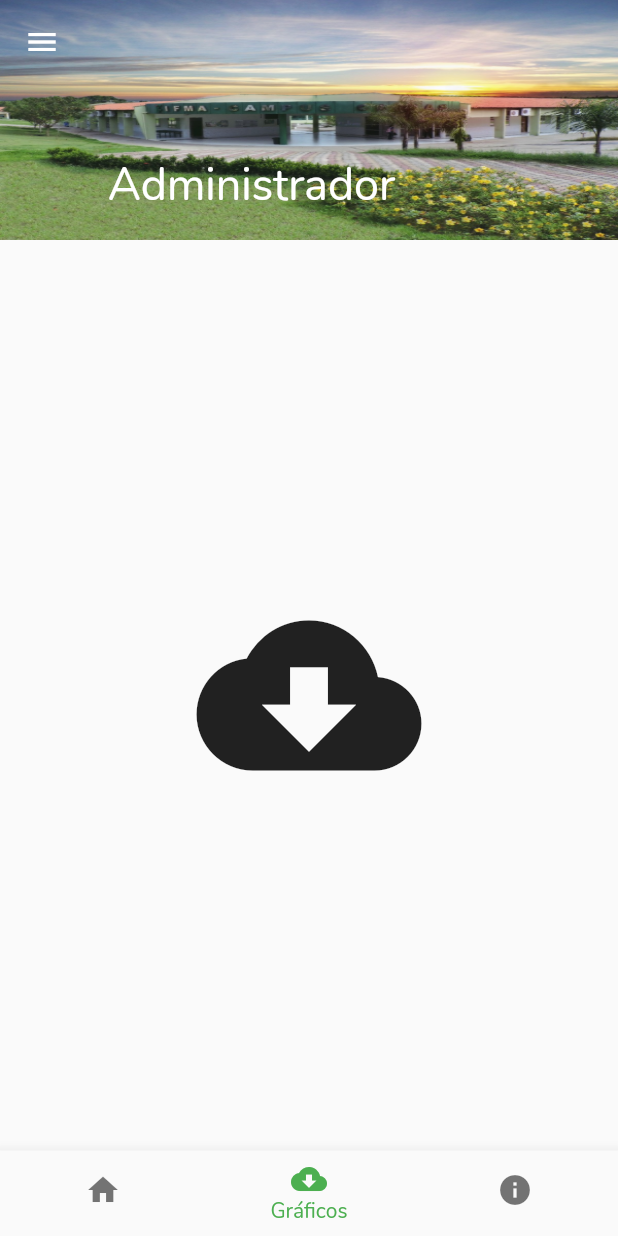
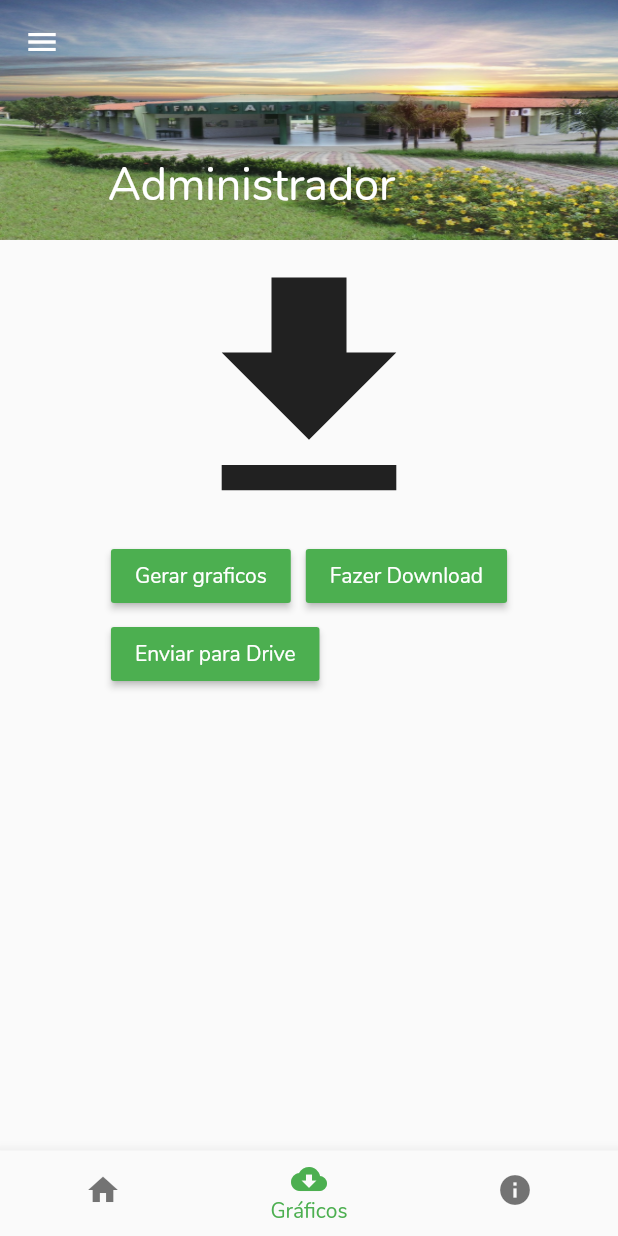
Before and after one commit to Hellyson-Ferreira/app_avaliacao_ifma, a Flutter app: the HomeAdimim screen opened by its route, item 2 of the bottom bar chosen, on a phone screen of 412 x 824 dp. Run offline on Flutter 3.47's test engine with Material 2 defaults, Android fonts, the phone set to English and light mode, and no system bars; our stand-ins replace flutter_local_notifications, pie_chart, splashscreen, webview_flutter.

Commit message:
Mais ajustes nas tela

```diff
--- a/lib/homeAdimin/AlertDialogs.dart
+++ b/lib/homeAdimin/AlertDialogs.dart
@@ -27,6 +27,7 @@ showAlertDialog1(BuildContext context)
     },
   );
 }
+
 showAlertDialog2(BuildContext context)
 {
     // configura o button
@@ -52,6 +53,7 @@ showAlertDialog2(BuildContext context)
     },
   );
 }
+
 showAlertDialog3(BuildContext context)
 {
     // configura o button
@@ -77,6 +79,7 @@ showAlertDialog3(BuildContext context)
     },
   );
 }
+
 showAlertDialog4(BuildContext context)
 {
     // configura o button
--- a/lib/homeAdimin/home_adimim.dart
+++ b/lib/homeAdimin/home_adimim.dart
@@ -17,7 +17,7 @@ class _HomeAdimimState extends State<HomeAdimim> {
   static const double IconSize = 200;
   static List<Widget> _widgetOptions = <Widget>[
     HomePage(),
-    BusinessPage(),
+    Pies(),
     SchoolPage(),
   ];
 
@@ -146,12 +146,43 @@ class HomePage extends StatelessWidget {
   }
 }
 
-class BusinessPage extends StatelessWidget {
+class Pies extends StatelessWidget {
   @override
   Widget build(BuildContext context) {
-    return Icon(
-      Icons.cloud_download,
-      size: 150
+    return Center(
+      child: Column(
+        // direction: Axis.vertical,
+        children: <Widget>[
+          Icon(
+            Icons.file_download,
+            size: 200,
+          ),
+          Wrap(
+            spacing: 10.0,
+            runSpacing: 4.0,
+            children: <Widget>[
+              RaisedButton(
+                child: Text('Gerar graficos',style: TextStyle(color: Colors.white),),
+                onPressed: (){},
+                color: Colors.green,
+
+              ),
+          RaisedButton(
+            child: Text('Fazer Download',style: TextStyle(color: Colors.white),),
+            onPressed: (){},
+            color: Colors.green,
+
+          ),
+          RaisedButton(
+            child: Text('Enviar para Drive',style: TextStyle(color: Colors.white),),
+            onPressed: (){},
+            color: Colors.green,
+
+          ),
+            ],
+          ),
+        ],
+      ),
     );
   }
 }
--- a/lib/main.dart
+++ b/lib/main.dart
@@ -1,4 +1,4 @@
-import 'package:app_avaliacao_ifma/rotas.dart';
+import 'package:app_avaliacao_ifma/rotas/rotas.dart';
 import 'package:app_avaliacao_ifma/tela_de_carregamento/carregamnto.dart';
 import 'package:flutter/material.dart';
 
```
Also changed, not shown: lib/rotas/rotas.dart (renamed from lib/rotas.dart).
